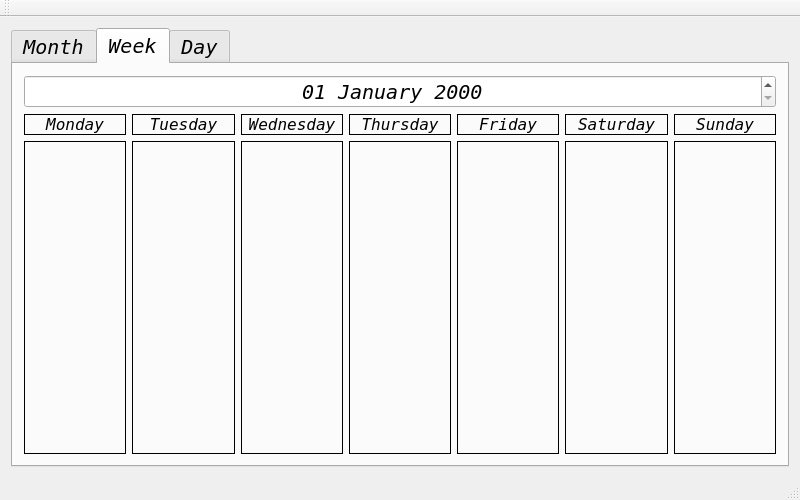
The window that mainwindow.ui (AdriannaUrbanska/CalendarApp) describes before a commit, drawn with Qt 5.
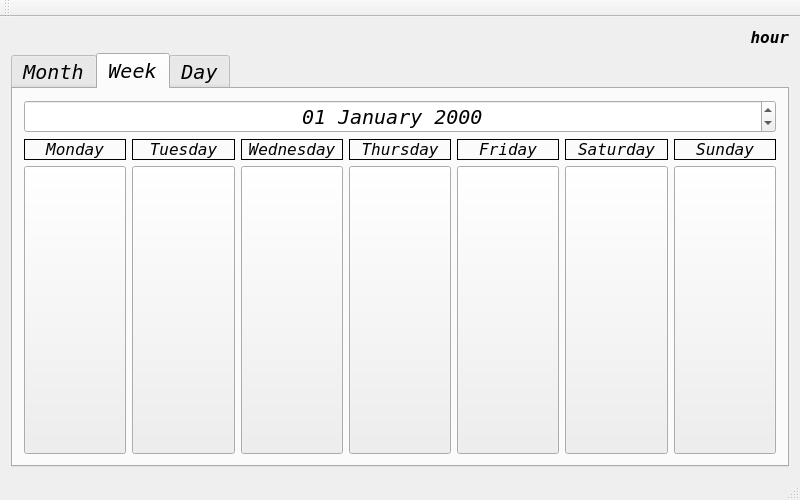
The same window after the commit.

What changed in the file:
```diff
--- a/mainwindow.ui
+++ b/mainwindow.ui
@@ -20,7 +20,26 @@
    <string>MainWindow</string>
   </property>
   <widget class="QWidget" name="centralWidget">
-   <layout class="QVBoxLayout" name="verticalLayout">
+   <layout class="QVBoxLayout" name="verticalLayout_4">
+    <item>
+     <widget class="QLabel" name="hour">
+      <property name="font">
+       <font>
+        <family>DejaVu Sans Mono</family>
+        <pointsize>12</pointsize>
+        <weight>75</weight>
+        <italic>true</italic>
+        <bold>true</bold>
+       </font>
+      </property>
+      <property name="text">
+       <string>hour</string>
+      </property>
+      <property name="alignment">
+       <set>Qt::AlignRight|Qt::AlignTrailing|Qt::AlignVCenter</set>
+      </property>
+     </widget>
+    </item>
     <item>
      <widget class="QTabWidget" name="tab">
       <property name="font">
@@ -93,8 +112,8 @@
        <attribute name="title">
         <string>Week</string>
        </attribute>
-       <layout class="QVBoxLayout" name="verticalLayout_4">
-        <item>
+       <layout class="QGridLayout" name="gridLayout">
+        <item row="0" column="0">
          <layout class="QHBoxLayout" name="horizontalLayout_3">
           <item>
            <widget class="QDateEdit" name="Date">
@@ -105,12 +124,33 @@
               <italic>true</italic>
              </font>
             </property>
+            <property name="wrapping">
+             <bool>true</bool>
+            </property>
+            <property name="frame">
+             <bool>true</bool>
+            </property>
             <property name="alignment">
              <set>Qt::AlignCenter</set>
             </property>
+            <property name="readOnly">
+             <bool>false</bool>
+            </property>
+            <property name="buttonSymbols">
+             <enum>QAbstractSpinBox::UpDownArrows</enum>
+            </property>
+            <property name="accelerated">
+             <bool>true</bool>
+            </property>
             <property name="correctionMode">
              <enum>QAbstractSpinBox::CorrectToPreviousValue</enum>
             </property>
+            <property name="keyboardTracking">
+             <bool>false</bool>
+            </property>
+            <property name="showGroupSeparator" stdset="0">
+             <bool>false</bool>
+            </property>
             <property name="time">
              <time>
               <hour>0</hour>
@@ -131,7 +171,7 @@
           </item>
          </layout>
         </item>
-        <item>
+        <item row="1" column="0">
          <layout class="QVBoxLayout" name="verticalLayout_3">
           <item>
            <layout class="QHBoxLayout" name="horizontalLayout">
@@ -336,7 +376,7 @@
           <item>
            <layout class="QHBoxLayout" name="horizontalLayout_2">
             <item>
-             <widget class="QLabel" name="day1">
+             <widget class="QPushButton" name="day1">
               <property name="sizePolicy">
                <sizepolicy hsizetype="Ignored" vsizetype="Preferred">
                 <horstretch>0</horstretch>
@@ -345,26 +385,19 @@
               </property>
               <property name="font">
                <font>
-                <family>DejaVu Serif</family>
-                <pointsize>20</pointsize>
+                <family>Caladea</family>
+                <pointsize>35</pointsize>
                 <weight>75</weight>
-                <italic>true</italic>
                 <bold>true</bold>
                </font>
               </property>
-              <property name="frameShape">
-               <enum>QFrame::Box</enum>
-              </property>
               <property name="text">
                <string/>
               </property>
-              <property name="alignment">
-               <set>Qt::AlignCenter</set>
-              </property>
              </widget>
             </item>
             <item>
-             <widget class="QLabel" name="day2">
+             <widget class="QPushButton" name="day2">
               <property name="sizePolicy">
                <sizepolicy hsizetype="Ignored" vsizetype="Preferred">
                 <horstretch>0</horstretch>
@@ -373,26 +406,19 @@
               </property>
               <property name="font">
                <font>
-                <family>DejaVu Serif</family>
-                <pointsize>20</pointsize>
+                <family>Caladea</family>
+                <pointsize>35</pointsize>
                 <weight>75</weight>
-                <italic>true</italic>
                 <bold>true</bold>
                </font>
               </property>
-              <property name="frameShape">
-               <enum>QFrame::Box</enum>
-              </property>
               <property name="text">
                <string/>
               </property>
-              <property name="alignment">
-               <set>Qt::AlignCenter</set>
-              </property>
              </widget>
             </item>
             <item>
-             <widget class="QLabel" name="day3">
+             <widget class="QPushButton" name="day3">
               <property name="sizePolicy">
                <sizepolicy hsizetype="Ignored" vsizetype="Preferred">
                 <horstretch>0</horstretch>
@@ -401,26 +427,19 @@
               </property>
               <property name="font">
                <font>
-                <family>DejaVu Serif</family>
-                <pointsize>20</pointsize>
+                <family>Caladea</family>
+                <pointsize>35</pointsize>
                 <weight>75</weight>
-                <italic>true</italic>
                 <bold>true</bold>
                </font>
               </property>
-              <property name="frameShape">
-               <enum>QFrame::Box</enum>
-              </property>
               <property name="text">
                <string/>
               </property>
-              <property name="alignment">
-               <set>Qt::AlignCenter</set>
-              </property>
              </widget>
             </item>
             <item>
-             <widget class="QLabel" name="day4">
+             <widget class="QPushButton" name="day4">
               <property name="sizePolicy">
                <sizepolicy hsizetype="Ignored" vsizetype="Preferred">
                 <horstretch>0</horstretch>
@@ -429,26 +448,19 @@
               </property>
               <property name="font">
                <font>
-                <family>DejaVu Serif</family>
-                <pointsize>20</pointsize>
+                <family>Caladea</family>
+                <pointsize>35</pointsize>
                 <weight>75</weight>
-                <italic>true</italic>
                 <bold>true</bold>
                </font>
               </property>
-              <property name="frameShape">
-               <enum>QFrame::Box</enum>
-              </property>
               <property name="text">
                <string/>
               </property>
-              <property name="alignment">
-               <set>Qt::AlignCenter</set>
-              </property>
              </widget>
             </item>
             <item>
-             <widget class="QLabel" name="day5">
+             <widget class="QPushButton" name="day5">
               <property name="sizePolicy">
                <sizepolicy hsizetype="Ignored" vsizetype="Preferred">
                 <horstretch>0</horstretch>
@@ -457,26 +469,19 @@
               </property>
               <property name="font">
                <font>
-                <family>DejaVu Serif</family>
-                <pointsize>20</pointsize>
+                <family>Caladea</family>
+                <pointsize>35</pointsize>
                 <weight>75</weight>
-                <italic>true</italic>
                 <bold>true</bold>
                </font>
               </property>
-              <property name="frameShape">
-               <enum>QFrame::Box</enum>
-              </property>
               <property name="text">
                <string/>
               </property>
-              <property name="alignment">
-               <set>Qt::AlignCenter</set>
-              </property>
              </widget>
             </item>
             <item>
-             <widget class="QLabel" name="day6">
+             <widget class="QPushButton" name="day6">
               <property name="sizePolicy">
                <sizepolicy hsizetype="Ignored" vsizetype="Preferred">
                 <horstretch>0</horstretch>
@@ -485,26 +490,19 @@
               </property>
               <property name="font">
                <font>
-                <family>DejaVu Serif</family>
-                <pointsize>20</pointsize>
+                <family>Caladea</family>
+                <pointsize>35</pointsize>
                 <weight>75</weight>
-                <italic>true</italic>
                 <bold>true</bold>
                </font>
               </property>
-              <property name="frameShape">
-               <enum>QFrame::Box</enum>
-              </property>
               <property name="text">
                <string/>
               </property>
-              <property name="alignment">
-               <set>Qt::AlignCenter</set>
-              </property>
              </widget>
             </item>
             <item>
-             <widget class="QLabel" name="day7">
+             <widget class="QPushButton" name="day7">
               <property name="sizePolicy">
                <sizepolicy hsizetype="Ignored" vsizetype="Preferred">
                 <horstretch>0</horstretch>
@@ -513,22 +511,15 @@
               </property>
               <property name="font">
                <font>
-                <family>DejaVu Serif</family>
-                <pointsize>20</pointsize>
+                <family>Caladea</family>
+                <pointsize>35</pointsize>
                 <weight>75</weight>
-                <italic>true</italic>
                 <bold>true</bold>
                </font>
               </property>
-              <property name="frameShape">
-               <enum>QFrame::Box</enum>
-              </property>
               <property name="text">
                <string/>
               </property>
-              <property name="alignment">
-               <set>Qt::AlignCenter</set>
-              </property>
              </widget>
             </item>
            </layout>
@@ -541,23 +532,40 @@
        <attribute name="title">
         <string>Day</string>
        </attribute>
-       <layout class="QVBoxLayout" name="verticalLayout_6">
-        <item>
-         <widget class="QDateEdit" name="Date2">
-          <property name="alignment">
-           <set>Qt::AlignCenter</set>
-          </property>
-          <property name="keyboardTracking">
-           <bool>false</bool>
-          </property>
-          <property name="displayFormat">
-           <string>dd MMMM yyyy</string>
-          </property>
-         </widget>
-        </item>
-        <item>
+       <widget class="QWidget" name="">
+        <property name="geometry">
+         <rect>
+          <x>9</x>
+          <y>9</y>
+          <width>466</width>
+          <height>256</height>
+         </rect>
+        </property>
          <layout class="QVBoxLayout" name="verticalLayout_5">
           <item>
+          <widget class="QDateEdit" name="Date2">
+           <property name="wrapping">
+            <bool>true</bool>
+           </property>
+           <property name="alignment">
+            <set>Qt::AlignCenter</set>
+           </property>
+           <property name="accelerated">
+            <bool>true</bool>
+           </property>
+           <property name="keyboardTracking">
+            <bool>false</bool>
+           </property>
+           <property name="displayFormat">
+            <string>dd MMMM yyyy</string>
+           </property>
+          </widget>
+         </item>
+         <item>
+          <layout class="QHBoxLayout" name="horizontalLayout_5">
+           <item>
+            <layout class="QVBoxLayout" name="verticalLayout">
+             <item>
            <widget class="QLabel" name="day_of_week">
             <property name="sizePolicy">
              <sizepolicy hsizetype="Preferred" vsizetype="Maximum">
@@ -588,7 +596,7 @@
           <item>
            <widget class="QLabel" name="day">
             <property name="sizePolicy">
-             <sizepolicy hsizetype="MinimumExpanding" vsizetype="Preferred">
+                <sizepolicy hsizetype="MinimumExpanding" vsizetype="Minimum">
               <horstretch>0</horstretch>
               <verstretch>0</verstretch>
              </sizepolicy>
@@ -615,55 +623,25 @@
          </layout>
         </item>
         <item>
-         <layout class="QHBoxLayout" name="horizontalLayout_4">
-          <item>
-           <widget class="QPushButton" name="previous">
+            <widget class="QGroupBox" name="groupBox">
             <property name="sizePolicy">
-             <sizepolicy hsizetype="Maximum" vsizetype="Ignored">
+              <sizepolicy hsizetype="MinimumExpanding" vsizetype="Minimum">
               <horstretch>0</horstretch>
               <verstretch>0</verstretch>
              </sizepolicy>
             </property>
-            <property name="text">
-             <string>&lt;</string>
+             <property name="title">
+              <string>GroupBox</string>
             </property>
            </widget>
           </item>
-          <item>
-           <widget class="QLabel" name="my_date">
-            <property name="sizePolicy">
-             <sizepolicy hsizetype="Preferred" vsizetype="Maximum">
-              <horstretch>0</horstretch>
-              <verstretch>0</verstretch>
-             </sizepolicy>
-            </property>
-            <property name="frameShape">
-             <enum>QFrame::Box</enum>
-            </property>
-            <property name="text">
-             <string/>
-            </property>
-            <property name="alignment">
-             <set>Qt::AlignCenter</set>
-            </property>
-           </widget>
+          </layout>
           </item>
           <item>
-           <widget class="QPushButton" name="next">
-            <property name="sizePolicy">
-             <sizepolicy hsizetype="Maximum" vsizetype="Ignored">
-              <horstretch>0</horstretch>
-              <verstretch>0</verstretch>
-             </sizepolicy>
-            </property>
-            <property name="text">
-             <string>&gt;</string>
-            </property>
-           </widget>
-          </item>
-         </layout>
-        </item>
-       </layout>
+          <layout class="QHBoxLayout" name="horizontalLayout_4"/>
+         </item>
+        </layout>
+       </widget>
       </widget>
      </widget>
     </item>
```
Lines whose indentation alone changed are shown as unchanged.
